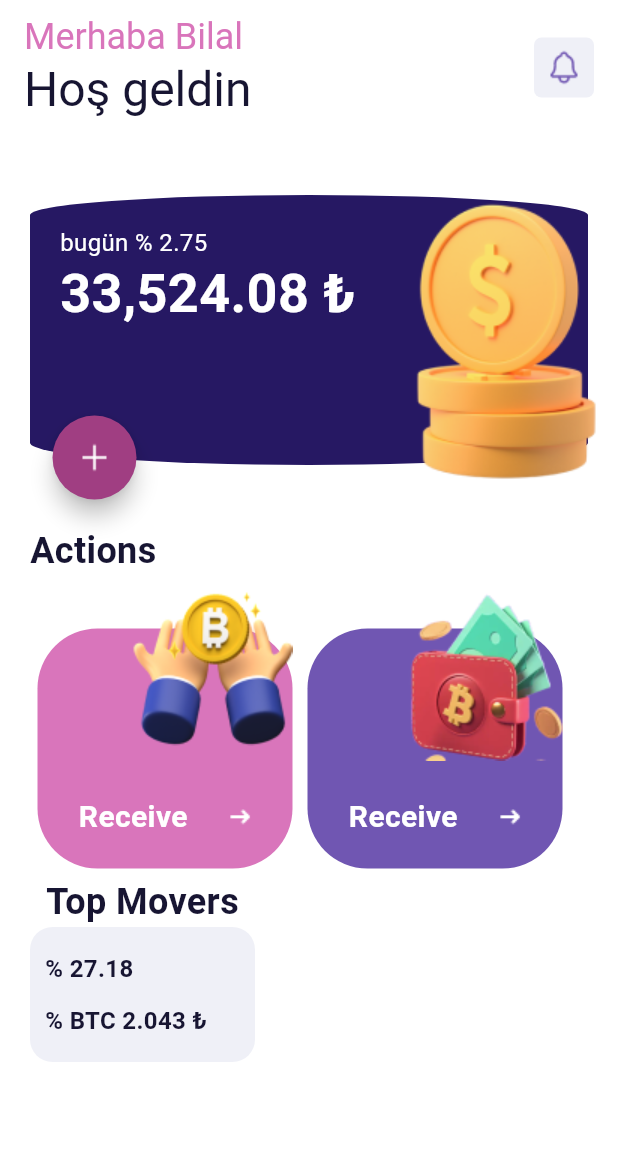
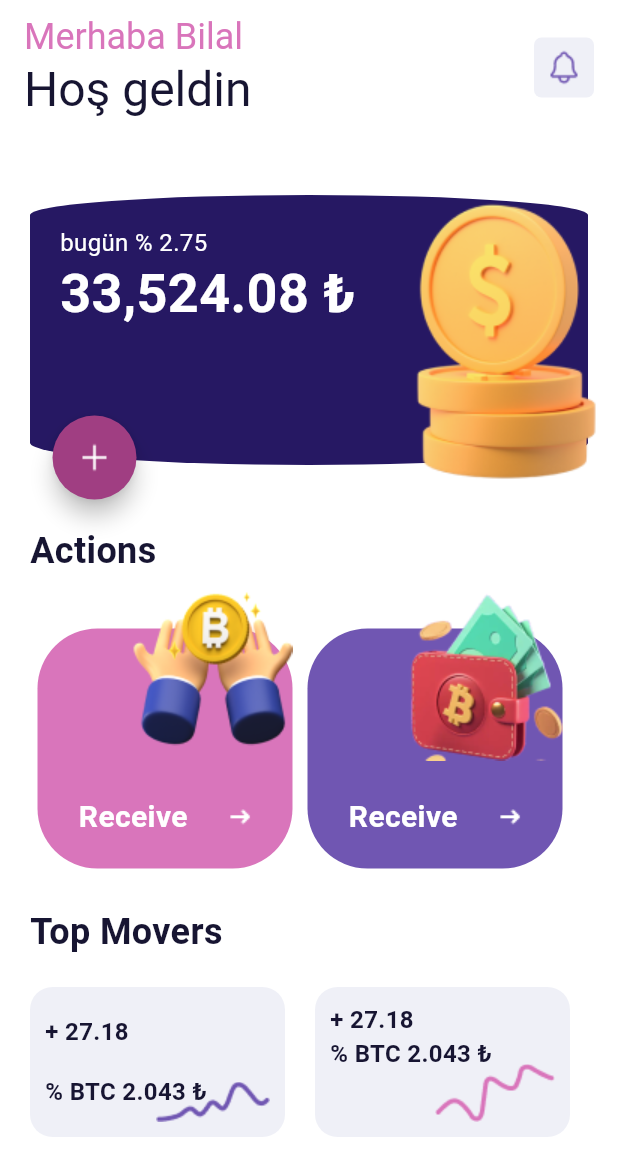
Before and after one commit to bilal-ahmet/crypto_wallet_ui, a Flutter app: the screen it shows after launch, on a phone screen of 412 x 824 dp. Shown: the top 1176 px of the screen. Run offline on Flutter 3.47's test engine with Material 3 defaults, Android fonts, the phone set to English and light mode, and no system bars.

Commit message:
completed_mover_section

```diff
--- a/lib/action_section.dart
+++ b/lib/action_section.dart
@@ -12,7 +12,7 @@ class _ActionSectionState extends State<ActionSection> {
   @override
   Widget build(BuildContext context) {
     return Container(
-      padding: const EdgeInsets.only(left: 20),
+      padding: const EdgeInsets.only(left: 20, bottom: 20),
       child: Column(
         crossAxisAlignment: CrossAxisAlignment.start,
         children: [
--- a/lib/main.dart
+++ b/lib/main.dart
@@ -1,10 +1,8 @@
 import 'package:crypto_wallet_ui/action_section.dart';
 import 'package:crypto_wallet_ui/amount_card.dart';
 import 'package:crypto_wallet_ui/constants/constants.dart';
-import 'package:flutter/cupertino.dart';
+import 'package:crypto_wallet_ui/mover_section.dart';
 import 'package:flutter/material.dart';
-import 'package:flutter/rendering.dart';
-import 'package:flutter/widgets.dart';
 
 void main() => runApp(const MyApp());
 
@@ -13,7 +11,7 @@ class MyApp extends StatelessWidget {
 
   @override
   Widget build(BuildContext context) {
-    return MaterialApp(
+    return const MaterialApp(
       debugShowCheckedModeBanner: false,
       home: MyHomePage(),
     );
@@ -39,7 +37,8 @@ class _MyHomePageState extends State<MyHomePage> {
         title: Row(
           mainAxisAlignment: MainAxisAlignment.spaceBetween,
           children: [
-            const Column(
+            const SingleChildScrollView(
+              child: Column(
                 crossAxisAlignment: CrossAxisAlignment.start,
                 children: [
                   Text(
@@ -51,6 +50,7 @@ class _MyHomePageState extends State<MyHomePage> {
                     style: TextStyle(color: UiColors.black, fontSize: 32),
                   ),
                 ],
+              ),
             ),
             Container(
               padding: const EdgeInsets.all(8),
@@ -64,36 +64,12 @@ class _MyHomePageState extends State<MyHomePage> {
       ),
       body: Container(
         color: UiColors.white,
-        child: Column(
+        child: const Column(
           crossAxisAlignment: CrossAxisAlignment.start,
           children: [
-            const AmountCard(),
-            const ActionSection(),
-            Container(
-              padding: const EdgeInsets.only(left: 20),
-              child: Column(
-                children: [
-                  const Text("Top Movers", style: TextStyle(fontWeight: FontWeight.bold, fontSize: 24, color: UiColors.black),),
-              Container(
-                height: 90,
-                width: 150,
-                padding: const EdgeInsets.all(10),
-                decoration: BoxDecoration(
-                  borderRadius: BorderRadius.circular(15),
-                  color: UiColors.lightGrey
-                ),
-                child: Column(
-                  mainAxisAlignment: MainAxisAlignment.spaceAround,
-                  crossAxisAlignment: CrossAxisAlignment.start,
-                  children: [
-                    const Text("% 27.18", style: TextStyle(fontWeight: FontWeight.bold, fontSize: 16, color: UiColors.black),),
-                    const Text("% BTC 2.043 ₺", style: TextStyle(fontWeight: FontWeight.bold, fontSize: 16, color: UiColors.black),),
-                  ],
-                )
-              )
-                ],
-              ),
-            )
+            AmountCard(),
+            ActionSection(),
+            MoverSection()
           ],
         ),
       ),
--- /dev/null
+++ b/lib/mover_section.dart
@@ -0,0 +1,103 @@
+import 'package:crypto_wallet_ui/constants/constants.dart';
+import 'package:flutter/material.dart';
+
+class MoverSection extends StatelessWidget {
+  const MoverSection({super.key});
+
+  @override
+  Widget build(BuildContext context) {
+    return Container(
+      padding: const EdgeInsets.only(left: 20, bottom: 20),
+      child: Column(
+        crossAxisAlignment: CrossAxisAlignment.start,
+        children: [
+          const Text(
+            "Top Movers",
+            style: TextStyle(
+                fontWeight: FontWeight.bold,
+                fontSize: 24,
+                color: UiColors.black),
+          ),
+          const SizedBox(
+            height: 20,
+          ),
+          Row(
+            children: [
+              Container(
+                  height: 100,
+                  width: 170,
+                  padding: const EdgeInsets.all(10),
+                  decoration: BoxDecoration(
+                      borderRadius: BorderRadius.circular(15),
+                      color: UiColors.lightGrey),
+                  child: Stack(
+                    children: [
+                      const Column(
+                        mainAxisAlignment: MainAxisAlignment.spaceAround,
+                        crossAxisAlignment: CrossAxisAlignment.start,
+                        children: [
+                          Text(
+                            "+ 27.18",
+                            style: TextStyle(
+                                fontWeight: FontWeight.bold,
+                                fontSize: 16,
+                                color: UiColors.black),
+                          ),
+                          Text(
+                            "% BTC 2.043 ₺",
+                            style: TextStyle(
+                                fontWeight: FontWeight.bold,
+                                fontSize: 16,
+                                color: UiColors.black),
+                          ),
+                        ],
+                      ),
+                      Align(
+                        alignment: Alignment.bottomRight,
+                        child: Image.asset("assets/purple_graph.png"),
+                      )
+                    ],
+                  )),
+              const SizedBox(
+                width: 20,
+              ),
+              Container(
+                  height: 100,
+                  width: 170,
+                  padding: const EdgeInsets.all(10),
+                  decoration: BoxDecoration(
+                      borderRadius: BorderRadius.circular(15),
+                      color: UiColors.lightGrey),
+                  child: Stack(
+                    children: [
+                      const Column(
+                        crossAxisAlignment: CrossAxisAlignment.start,
+                        children: [
+                          Text(
+                            "+ 27.18",
+                            style: TextStyle(
+                                fontWeight: FontWeight.bold,
+                                fontSize: 16,
+                                color: UiColors.black),
+                          ),
+                          Text(
+                            "% BTC 2.043 ₺",
+                            style: TextStyle(
+                                fontWeight: FontWeight.bold,
+                                fontSize: 16,
+                                color: UiColors.black),
+                          ),
+                        ],
+                      ),
+                      Align(
+                          alignment: Alignment.bottomRight,
+                          child: Image.asset("assets/pink_graph.png"))
+                    ],
+                  ))
+            ],
+          )
+        ],
+      ),
+    );
+  }
+}
```
Lines whose indentation alone changed are shown as unchanged.
